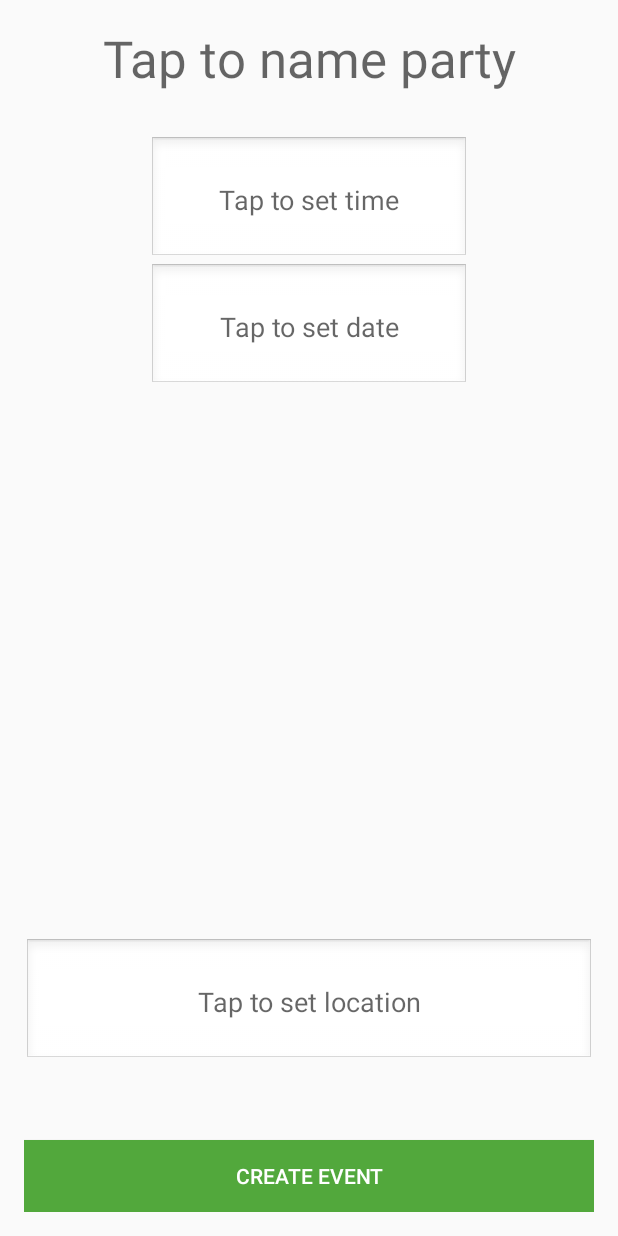
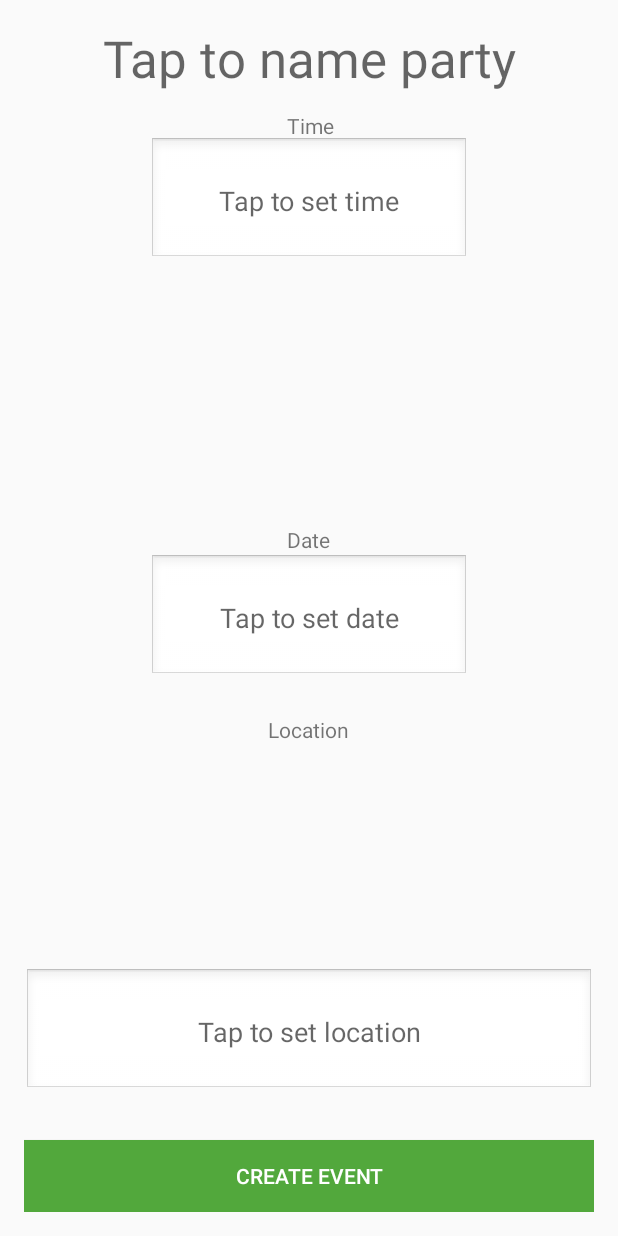
Before and after one commit to ChetMokh/Cliqbac, an Android app: the CreatePartyActivity screen opened directly, with no data from a screen before it, on a phone screen of 412 x 824 dp. Run offline under Robolectric (Android 15) with nearby library versions, the phone set to English and light mode, and no system bars.

```diff
--- a/app/build.gradle
+++ b/app/build.gradle
@@ -28,4 +28,5 @@ dependencies {
     compile 'com.google.android.gms:play-services-maps:8.4.0'
     compile 'com.google.android.gms:play-services-location:7.8.0'
     compile 'com.google.maps.android:android-maps-utils:0.4.+'
+
 }
--- a/app/src/main/res/layout/activity_create_party.xml
+++ b/app/src/main/res/layout/activity_create_party.xml
@@ -33,13 +33,13 @@
         android:focusableInTouchMode="false"
         android:windowSoftInputMode="stateHidden"
         android:hint="Tap to set time"
-        android:layout_marginTop="29dp"
         android:layout_below="@+id/partyTitle"
         android:layout_alignStart="@+id/startDateEditText"
         android:paddingBottom="10dp"
         android:padding="30dp"
         android:layout_alignParentRight="false"
-        android:textAlignment="center" />
+        android:textAlignment="center"
+        android:layout_marginTop="30dp" />
 
     <EditText
         android:layout_width="wrap_content"
@@ -50,13 +50,12 @@
         android:focusableInTouchMode="false"
         android:windowSoftInputMode="stateHidden"
         android:hint="Tap to set date"
-        android:layout_below="@+id/startTimeEditText"
-        android:layout_centerHorizontal="true"
         android:padding="30dp"
         android:background="@android:drawable/edit_text"
         android:linksClickable="false"
-        android:layout_alignParentRight="false"
-        android:textAlignment="center" />
+        android:textAlignment="center"
+        android:layout_centerVertical="true"
+        android:layout_centerHorizontal="true" />
 
     <Button
         android:layout_width="match_parent"
@@ -81,8 +80,37 @@
         android:background="@android:drawable/edit_text"
         android:linksClickable="false"
         android:textAlignment="center"
+        android:layout_marginBottom="30dp"
         android:layout_above="@+id/confirmButton"
+        android:layout_alignParentStart="true" />
+
+    <TextView
+        android:layout_width="wrap_content"
+        android:layout_height="wrap_content"
+        android:textAppearance="?android:attr/textAppearanceSmall"
+        android:text="@string/time_label"
+        android:id="@+id/timeLabel"
+        android:layout_alignStart="@+id/dateLabel"
+        android:layout_below="@+id/partyTitle"
+        android:layout_marginTop="12.5dp" />
+
+    <TextView
+        android:layout_width="wrap_content"
+        android:layout_height="wrap_content"
+        android:textAppearance="?android:attr/textAppearanceSmall"
+        android:text="@string/date_label"
+        android:id="@+id/dateLabel"
+        android:layout_above="@+id/startDateEditText"
+        android:layout_centerHorizontal="true" />
+
+    <TextView
+        android:layout_width="wrap_content"
+        android:layout_height="wrap_content"
+        android:textAppearance="?android:attr/textAppearanceSmall"
+        android:text="@string/location_label"
+        android:id="@+id/locationLabel"
+        android:layout_below="@+id/startDateEditText"
         android:layout_centerHorizontal="true"
-        android:layout_marginBottom="50dp" />
+        android:layout_marginTop="22.5dp" />
 
 </RelativeLayout>
--- a/app/src/main/res/values/colors.xml
+++ b/app/src/main/res/values/colors.xml
@@ -7,4 +7,5 @@
     <color name="cbLightGreen">#45bf55</color>
     <color name="primary_cb_light">#45bf55</color>
     <color name="primary_dark_material_light">#dbe0db</color>
+    <color name="primary_material_dark">#ffffff</color>
 </resources>
--- a/app/src/main/res/values/strings.xml
+++ b/app/src/main/res/values/strings.xml
@@ -29,4 +29,10 @@
     <string name="profile_button">n/a</string>
     <string name="title_activity_maps">Party Map</string>
     <string name="choose_location">Choose Location</string>
+    <string name="time_label">Time</string>
+    <string name="date_label">Date</string>
+    <string name="location_label">Location</string>
+    <string name="gps_network_not_enabled">Please enable location settings.</string>
+    <string name="open_location_settings">Enable Location</string>
+    <string name="Cancel">Cancel</string>
 </resources>
```
Also changed, not shown: app/src/main/AndroidManifest.xml (+2 -5 lines), app/src/main/java/co/thepartyon/cliqbac/CreatePartyActivity.java (+37 -8 lines), app/src/main/java/co/thepartyon/cliqbac/MapsActivity.java (deleted, +0 -62 lines), app/src/main/res/layout/activity_maps.xml (deleted, +0 -8 lines), app/src/main/res/layout/app_bar_navigation.xml (+1 -7 lines).
